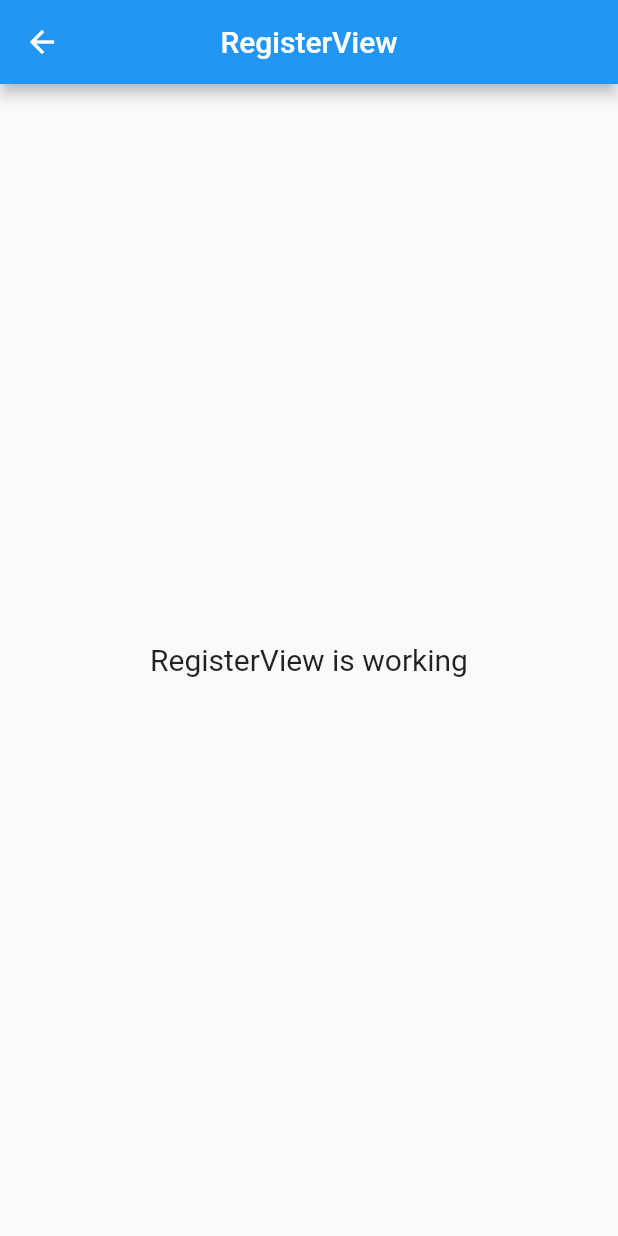
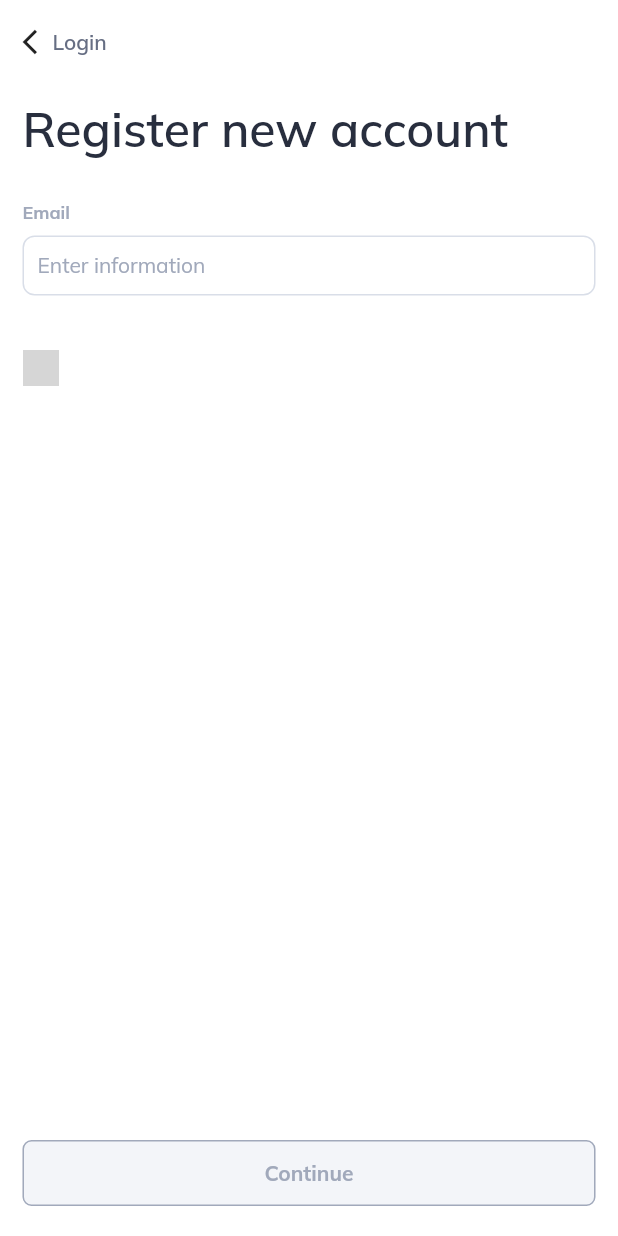
Before and after one commit to maimand/cloth-shopping, a Flutter app: the RegisterView screen opened by its route, on a phone screen of 412 x 824 dp. Run offline on Flutter 3.47's test engine with Material 2 defaults, Android fonts, the phone set to English and light mode, and no system bars; our stand-ins replace dio, form_field_validator, get, google_fonts; grey boxes are pictures that could not be loaded.

Commit message:
Add register logic view

```diff
--- a/lib/app/modules/register/views/register_view.dart
+++ b/lib/app/modules/register/views/register_view.dart
@@ -1,21 +1,145 @@
+import 'package:app/app/theme/colors_theme.dart';
+import 'package:app/app/theme/constants.dart';
+import 'package:app/app/theme/text_themes.dart';
+import 'package:app/app/utils/app_input.widget.dart';
+import 'package:app/app/utils/dialog.util.dart';
+import 'package:app/app/widgets/rounded_button.widget.dart';
 import 'package:flutter/material.dart';
+import 'package:form_field_validator/form_field_validator.dart';
 
 import 'package:get/get.dart';
 
 import '../controllers/register_controller.dart';
 
 class RegisterView extends GetView<RegisterController> {
+final GlobalKey<FormState> _formKey = GlobalKey<FormState>();
+
+  bool checkCanRegister() {
+    if (!_formKey.currentState!.validate()) return false;
+    if (controller.isAgreeWithTermsAndConditions.value) return true;
+
+    MessageDialog.showError(
+      message: "Please agree with the policy",
+      title: "Register not successfully",
+      confirmButtonText: 'OK',
+    );
+    return false;
+  }
+
   @override
   Widget build(BuildContext context) {
     return Scaffold(
-      appBar: AppBar(
-        title: Text('RegisterView'),
-        centerTitle: true,
+      backgroundColor: Colors.white,
+      body: SafeArea(
+        child: SingleChildScrollView(
+          child: Form(
+            key: _formKey,
+            child: Padding(
+              padding:
+                  EdgeInsets.symmetric(horizontal: kHorizontalContentPadding),
+              child: Column(
+                crossAxisAlignment: CrossAxisAlignment.start,
+                children: [
+                  const SizedBox(height: 18),
+                  GestureDetector(
+                    onTap: () {
+                      Get.back();
+                    },
+                    child: Row(children: [
+                      Icon(
+                        Icons.arrow_back_ios,
+                        size: 20,
+                      ),
+                      Text(
+                        "Login",
+                        style: TextStyles.mediumButton
+                            .copyWith(color: ColorStyles.black.shade700),
+                      )
+                    ]),
+                  ),
+                  const SizedBox(height: 28),
+                  Text(
+                    "Register new account",
+                    style: TextStyles.largeHeading4
+                        .copyWith(color: ColorStyles.black10),
+                  ),
+                  SizedBox(height: 28),
+                  Text(
+                    "Email",
+                    style: TextStyles.smallSmall.copyWith(
+                        color: ColorStyles.black5, fontWeight: FontWeight.w700),
+                  ),
+                  const SizedBox(height: 8),
+                  AppInput(
+                    textCapitalization: TextCapitalization.none,
+                    controller: controller.emailController,
+                    hintText: "Enter information",
+                    validator: MultiValidator(
+                      [
+                        RequiredValidator(
+                          errorText: "Email required",
+                        ),
+                        EmailValidator(
+                          errorText: "Wrong format email",
+                        ),
+                      ],
+                    ),
+                    keyboardType: TextInputType.emailAddress,
+                    onChanged: (email) {
+                      controller.checkIsEnterEmailCorrectly();
+                    },
+                  ),
+                  SizedBox(height: 32),
+                  Row(
+                    crossAxisAlignment: CrossAxisAlignment.start,
+                    children: [
+                      Padding(
+                        padding: const EdgeInsets.only(top: 4.0, right: 8.0),
+                        child: Obx(
+                          () => GestureDetector(
+                              onTap: () {
+                                controller.toggleAgreeWithTermsAndConditions();
+                              },
+                              child: controller
+                                      .isAgreeWithTermsAndConditions.value
+                                  ? Image.asset(
+                                      'assets/icons/checked.png',
+                                      width: 24,
+                                    )
+                                  : Image.asset('assets/icons/unchecked.png',
+                                      width: 24)),
+                        ),
+                      ),
+                    ],
+                  ),
+                ],
+              ),
+            ),
+          ),
+        ),
       ),
-      body: Center(
-        child: Text(
-          'RegisterView is working',
-          style: TextStyle(fontSize: 20),
+      bottomNavigationBar: Padding(
+        padding: const EdgeInsets.only(
+            bottom: 20,
+            right: kHorizontalContentPadding,
+            left: kHorizontalContentPadding),
+        child: Obx(
+          () => RoundedButton(
+            backgroundColor: controller.isActiveSubmitButton.value
+                ? ColorStyles.blue.shade700
+                : ColorStyles.black.shade100,
+            textColor: controller.isActiveSubmitButton.value
+                ? ColorStyles.white
+                : ColorStyles.black5,
+            labelText: "Continue",
+            width: Get.width,
+            isBorder: !controller.isActiveSubmitButton.value,
+            borderColor: ColorStyles.black5,
+            margin: const EdgeInsets.only(top: 24),
+            onPressed: () {
+              controller.registerRequest();
+            },
+          ),
         ),
       ),
     );
```
Also changed, not shown: lib/app/modules/register/controllers/register_controller.dart (+66 -4 lines).
